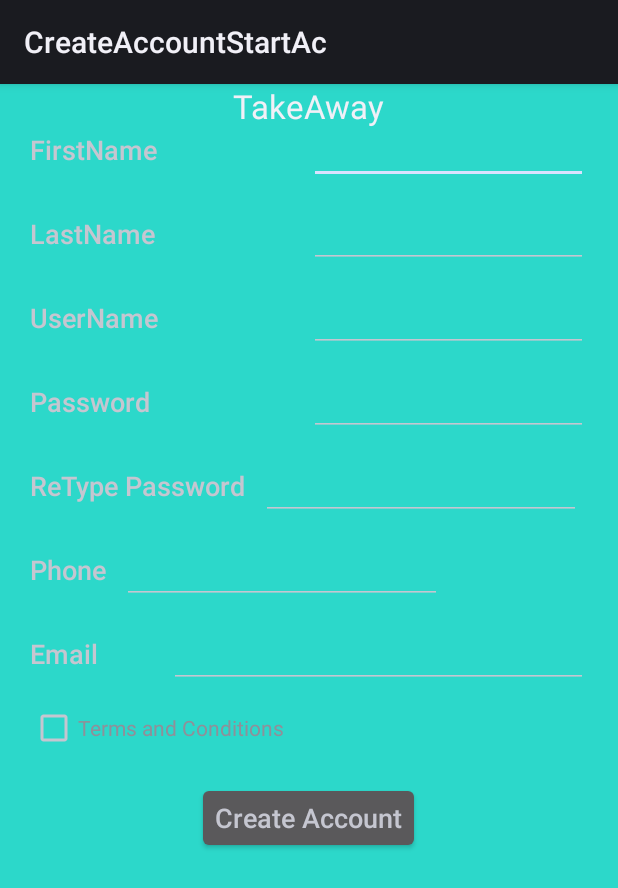
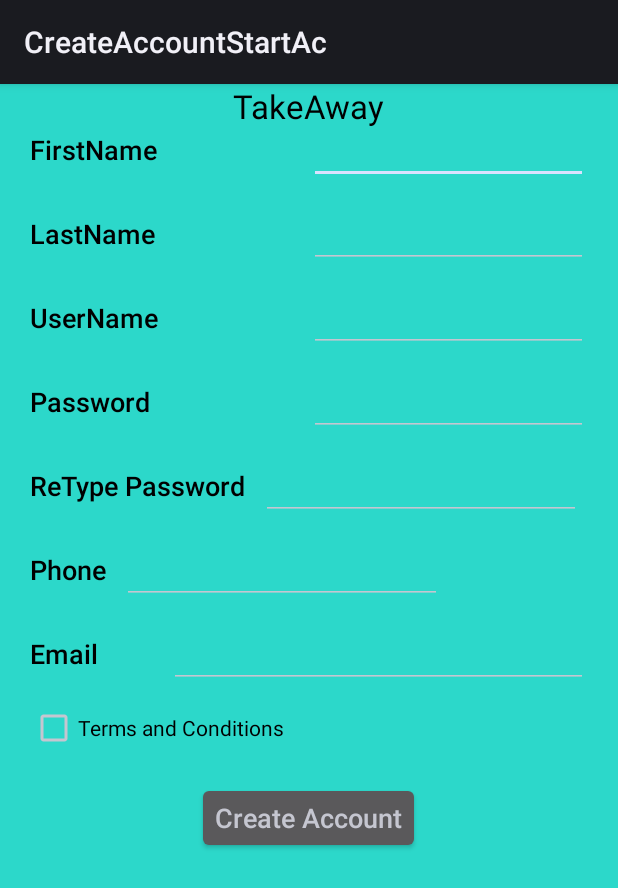
Before and after one commit to sasi21nov/TakeAway_Studio, an Android app: the CreateAccountStartAc screen opened directly, with no data from a screen before it, on a phone screen of 412 x 824 dp. Shown: the top 888 px of the screen. Run offline under Robolectric (Android 15) with nearby library versions, the phone set to English and light mode, and no system bars.

Commit message:
Modified Colors for the Application Added Background image for the main page...

```diff
--- a/app/build.gradle
+++ b/app/build.gradle
@@ -1,13 +1,13 @@
 apply plugin: 'com.android.application'
 
 android {
-    compileSdkVersion 19
+    compileSdkVersion 21
     buildToolsVersion "23.0.2"
 
     defaultConfig {
         applicationId "com.example.takeaway"
         minSdkVersion 14
-        targetSdkVersion 19
+        targetSdkVersion 21
     }
 
     buildTypes {
@@ -20,7 +20,7 @@ android {
 
 dependencies {
     compile 'com.android.support:support-v4:23.1.1'
-    compile 'com.android.support:appcompat-v7:23.1.1'
+    compile 'com.android.support:appcompat-v7:22.2.1'
     compile files('libs/activation.jar')
     compile files('libs/additionnal.jar')
     compile files('libs/mail.jar')
--- a/app/src/main/AndroidManifest.xml
+++ b/app/src/main/AndroidManifest.xml
@@ -5,7 +5,7 @@
     android:versionName="1.0" >
 
     <uses-sdk
-        android:minSdkVersion="14"
+        android:minSdkVersion="17"
         android:targetSdkVersion="19" />
 <uses-permission android:name="android.permission.INTERNET"/>
 <uses-permission android:name="android.permission.ACCESS_NETWORK_STATE"/>
--- a/app/src/main/res/layout/activity_category_description.xml
+++ b/app/src/main/res/layout/activity_category_description.xml
@@ -11,6 +11,7 @@
     <TextView
         android:layout_width="wrap_content"
         android:layout_height="wrap_content"
-        android:text="@string/hello_world" />
+        android:text="@string/hello_world"
+        android:textColor="#000000" />
 
 </RelativeLayout>
--- a/app/src/main/res/layout/activity_create_account_start.xml
+++ b/app/src/main/res/layout/activity_create_account_start.xml
@@ -2,8 +2,7 @@
     xmlns:tools="http://schemas.android.com/tools"
     android:layout_width="fill_parent"
     android:layout_height="fill_parent"
-    android:background="#3A4B54"
-     >
+    android:background="#999966"     >
 
     <ScrollView
         android:layout_width="fill_parent"
@@ -23,7 +22,8 @@
                 android:layout_centerHorizontal="true"
                 android:layout_marginLeft="46dp"
                 android:text="TakeAway"
-                android:textAppearance="?android:attr/textAppearanceLarge" />
+                android:textAppearance="?android:attr/textAppearanceLarge"
+                android:textColor="#000000" />
 
             <LinearLayout
                 android:id="@+id/linearLayout2"
@@ -43,7 +43,8 @@
                     android:layout_height="wrap_content"
                     android:layout_weight="1"
                     android:text="LastName"
-                    android:textAppearance="?android:attr/textAppearanceMedium" />
+                    android:textAppearance="?android:attr/textAppearanceMedium"
+                    android:textColor="#000000" />
 
                 <EditText
                     android:id="@+id/etLatName"
@@ -75,7 +76,8 @@
                     android:layout_below="@+id/UserName"
                     android:layout_weight="1"
                     android:text="UserName"
-                    android:textAppearance="?android:attr/textAppearanceMedium" />
+                    android:textAppearance="?android:attr/textAppearanceMedium"
+                    android:textColor="#000000" />
 
                 <EditText
                     android:id="@+id/etUserName"
@@ -105,7 +107,8 @@
                     android:layout_height="wrap_content"
                     android:layout_weight="0.50"
                     android:text="FirstName"
-                    android:textAppearance="?android:attr/textAppearanceMedium" />
+                    android:textAppearance="?android:attr/textAppearanceMedium"
+                    android:textColor="#000000" />
 
                 <EditText
                     android:id="@+id/etFirstName"
@@ -137,7 +140,8 @@
                     android:layout_height="wrap_content"
                     android:layout_weight="0.50"
                     android:text="Password"
-                    android:textAppearance="?android:attr/textAppearanceMedium" />
+                    android:textAppearance="?android:attr/textAppearanceMedium"
+                    android:textColor="#000000" />
 
                 <EditText
                     android:id="@+id/etpswd"
@@ -168,7 +172,8 @@
                     android:layout_height="wrap_content"
                     android:layout_marginRight="5dp"
                     android:text="ReType Password"
-                    android:textAppearance="?android:attr/textAppearanceMedium" />
+                    android:textAppearance="?android:attr/textAppearanceMedium"
+                    android:textColor="#000000" />
 
                 <EditText
                     android:id="@+id/etRetype"
@@ -198,7 +203,8 @@
                     android:layout_height="wrap_content"
                     android:layout_marginRight="5dp"
                     android:text="Phone"
-                    android:textAppearance="?android:attr/textAppearanceMedium" />
+                    android:textAppearance="?android:attr/textAppearanceMedium"
+                    android:textColor="#000000" />
 
                 <EditText
                     android:id="@+id/etphone"
@@ -228,7 +234,8 @@
                     android:layout_height="wrap_content"
                     android:layout_weight="0.25"
                     android:text="Email"
-                    android:textAppearance="?android:attr/textAppearanceMedium" />
+                    android:textAppearance="?android:attr/textAppearanceMedium"
+                    android:textColor="#000000" />
 
                 <EditText
                     android:id="@+id/etEmail"
@@ -268,7 +275,8 @@
                         android:layout_width="wrap_content"
                         android:layout_height="wrap_content"
                         android:clickable="true"
-                        android:text="Terms and Conditions" />
+                        android:text="Terms and Conditions"
+                        android:textColor="#000000" />
                 </LinearLayout>
 
                 <Button
--- a/app/src/main/res/layout/search.xml
+++ b/app/src/main/res/layout/search.xml
@@ -1,6 +1,7 @@
 <RelativeLayout xmlns:android="http://schemas.android.com/apk/res/android"
     android:layout_width="wrap_content"
-    android:layout_height="match_parent" >
+    android:layout_height="match_parent"
+    android:background="#999966" >
 
      <AutoCompleteTextView
          android:id="@+id/autoCompleteTextView1"
```
Also changed, not shown: app/src/main/res/layout/activity_app_main_page.xml (+4 -3 lines), app/src/main/res/layout/activity_main.xml (+9 -7 lines), app/src/main/res/layout/activity_start.xml (+8 -4 lines), app/src/main/res/layout/activity_termsand_conditions.xml (+7 -5 lines), app/src/main/res/layout/details.xml (+12 -7 lines), app/src/main/res/layout/drawer_list_item.xml (+14 -8 lines), app/src/main/res/layout/home.xml (+13 -8 lines), app/src/main/res/layout/mylist.xml (+8 -4 lines), app/src/main/res/layout/sell.xml (+12 -5 lines), 420 other files.
